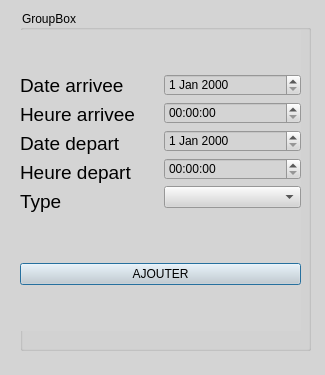
First picture: the form in ajouter.ui, repository CalmettesT/Projet-BTS, before the edit.
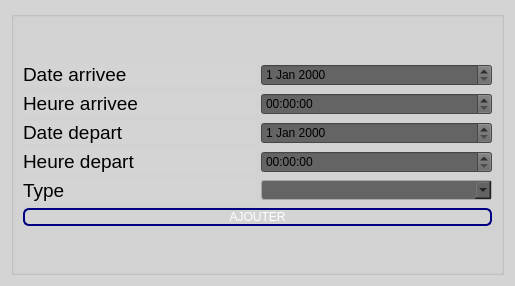
Second picture: the form after the edit.

What changed in the file:
```diff
--- a/ajouter.ui
+++ b/ajouter.ui
@@ -6,8 +6,8 @@
    <rect>
     <x>0</x>
     <y>0</y>
-    <width>325</width>
-    <height>375</height>
+    <width>515</width>
+    <height>286</height>
    </rect>
   </property>
   <property name="windowTitle">
@@ -16,27 +16,14 @@
   <property name="styleSheet">
    <string notr="true">background-color: rgb(212, 212, 212);</string>
   </property>
+  <layout class="QVBoxLayout" name="verticalLayout_3">
+   <item>
   <widget class="QGroupBox" name="groupBox">
-   <property name="geometry">
-    <rect>
-     <x>20</x>
-     <y>10</y>
-     <width>291</width>
-     <height>341</height>
-    </rect>
-   </property>
    <property name="title">
-    <string>GroupBox</string>
-   </property>
-   <widget class="QWidget" name="verticalLayoutWidget_3">
-    <property name="geometry">
-     <rect>
-      <x>0</x>
-      <y>20</y>
-      <width>281</width>
-      <height>301</height>
-     </rect>
-    </property>
+      <string/>
+     </property>
+     <layout class="QVBoxLayout" name="verticalLayout_5">
+      <item>
     <layout class="QVBoxLayout" name="verticalLayout_4">
      <item>
       <layout class="QHBoxLayout" name="horizontalLayout_3">
@@ -49,6 +36,9 @@
              <pointsize>14</pointsize>
             </font>
            </property>
+              <property name="styleSheet">
+               <string notr="true">color: rgb(0, 0, 0);</string>
+              </property>
            <property name="text">
             <string>Date arrivee</string>
            </property>
@@ -61,6 +51,9 @@
              <pointsize>14</pointsize>
             </font>
            </property>
+              <property name="styleSheet">
+               <string notr="true">color: rgb(0, 0, 0);</string>
+              </property>
            <property name="text">
             <string>Heure arrivee</string>
            </property>
@@ -73,6 +66,9 @@
              <pointsize>14</pointsize>
             </font>
            </property>
+              <property name="styleSheet">
+               <string notr="true">color: rgb(0, 0, 0);</string>
+              </property>
            <property name="text">
             <string>Date depart</string>
            </property>
@@ -85,6 +81,9 @@
              <pointsize>14</pointsize>
             </font>
            </property>
+              <property name="styleSheet">
+               <string notr="true">color: rgb(0, 0, 0);</string>
+              </property>
            <property name="text">
             <string>Heure depart</string>
            </property>
@@ -97,6 +96,9 @@
              <pointsize>14</pointsize>
             </font>
            </property>
+              <property name="styleSheet">
+               <string notr="true">color: rgb(0, 0, 0);</string>
+              </property>
            <property name="text">
             <string>Type</string>
            </property>
@@ -107,19 +109,100 @@
        <item>
         <layout class="QVBoxLayout" name="verticalLayout_2">
          <item>
-          <widget class="QDateEdit" name="dateArrivee"/>
+             <widget class="QDateEdit" name="dateArrivee">
+              <property name="styleSheet">
+               <string notr="true"> QDateEdit{
+	background-color: rgb(100,100, 100);
+     padding-right: 10px; /* Crée un espace pour les flèches */
+     border-width: 3;
+ }
+
+ 
+</string>
+              </property>
+             </widget>
          </item>
          <item>
-          <widget class="QTimeEdit" name="heureArrivee"/>
+             <widget class="QTimeEdit" name="heureArrivee">
+              <property name="styleSheet">
+               <string notr="true"> QTimeEdit{
+	background-color: rgb(100,100, 100);
+     padding-right: 10px; /* Crée un espace pour les flèches */
+     border-width: 3;
+ }
+
+ 
+</string>
+              </property>
+             </widget>
          </item>
          <item>
-          <widget class="QDateEdit" name="dateDepart"/>
+             <widget class="QDateEdit" name="dateDepart">
+              <property name="styleSheet">
+               <string notr="true"> QDateEdit {
+	background-color: rgb(100,100, 100);
+     padding-right: 10px; /* Crée un espace pour les flèches */
+     border-width: 3;
+ }
+
+ 
+</string>
+              </property>
+             </widget>
          </item>
          <item>
-          <widget class="QTimeEdit" name="heureDepart"/>
+             <widget class="QTimeEdit" name="heureDepart">
+              <property name="styleSheet">
+               <string notr="true"> QTimeEdit{
+	background-color: rgb(100,100, 100);
+     padding-right: 10px; /* Crée un espace pour les flèches */
+     border-width: 3;
+ }
+
+ 
+</string>
+              </property>
+             </widget>
          </item>
          <item>
-          <widget class="QComboBox" name="type"/>
+             <widget class="QComboBox" name="type">
+              <property name="styleSheet">
+               <string notr="true">QComboBox 
+{
+     border: 1px solid darkgray;
+     border-radius: 3px;
+     padding: 1px 18px 1px 3px;
+     min-width: 6em;
+
+ }
+
+
+QComboBox 
+{
+	
+	background-color: rgb(100, 100, 100);
+     border: 1px solid darkgray;
+     border-radius: 3px;
+     padding: 1px 18px 1px 3px;
+     min-width: 6em;
+ }
+ 
+ QComboBox:editable {
+     background: black;
+ }
+ 
+
+ 
+ 
+
+ 
+
+ 
+
+
+ </string>
+              </property>
+             </widget>
          </item>
         </layout>
        </item>
@@ -127,14 +210,43 @@
      </item>
      <item>
       <widget class="QPushButton" name="pushButton">
+          <property name="styleSheet">
+           <string notr="true">QPushButton {
+	
+	font: 75 16pt &quot;Arial&quot;;
+	color: rgb(255, 255, 255);
+         border: 2px solid #8f8f91;
+         border-radius: 6px;
+         background-color: qlineargradient(x1: 0, y1: 0, x2: 0, y2: 1,
+                                           stop: 0 #181716, stop: 1 #3D3C3A);
+         min-width: 80px;
+     }
+
+     QPushButton:pressed {
+         background-color: qlineargradient(x1: 0, y1: 0, x2: 0, y2: 1,
+                                           stop: 0 #3D3C3A, stop: 1 #181716);
+     }
+
+     QPushButton:flat {
+         border: none; /* no border for a flat push button */
+     }
+
+     QPushButton:default {
+         border-color: navy; /* make the default button prominent */
+     }
+</string>
+          </property>
        <property name="text">
         <string>AJOUTER</string>
        </property>
       </widget>
      </item>
     </layout>
-   </widget>
-  </widget>
+      </item>
+     </layout>
+    </widget>
+   </item>
+  </layout>
  </widget>
  <resources/>
  <connections/>
```
Lines whose indentation alone changed are shown as unchanged.
